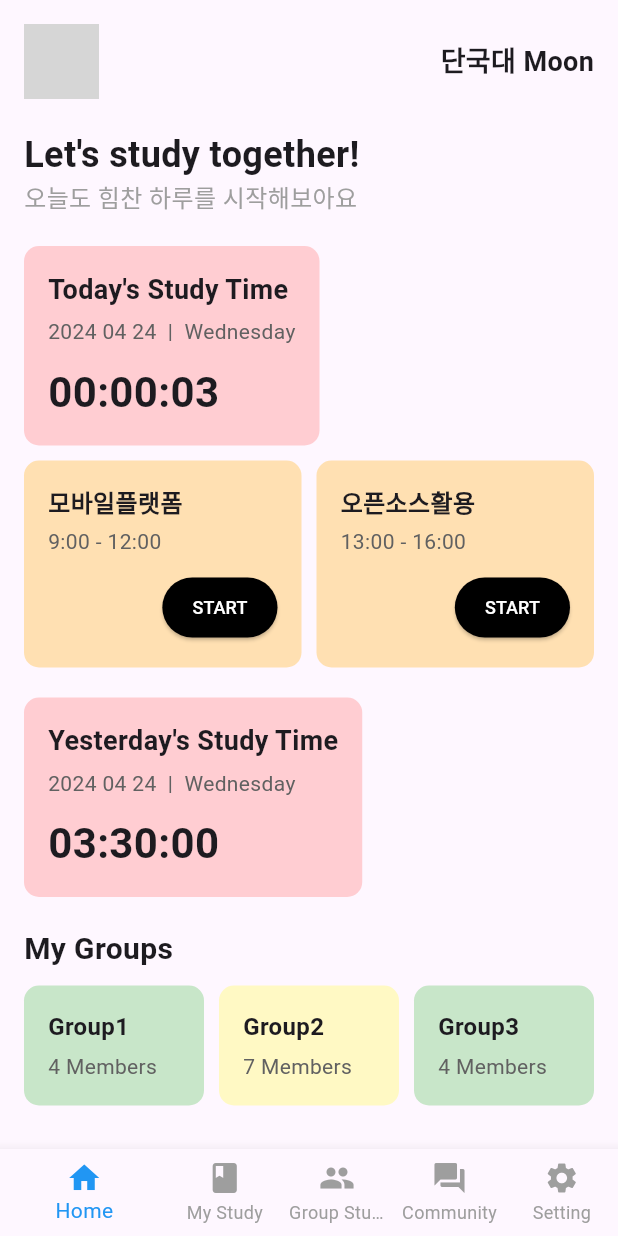
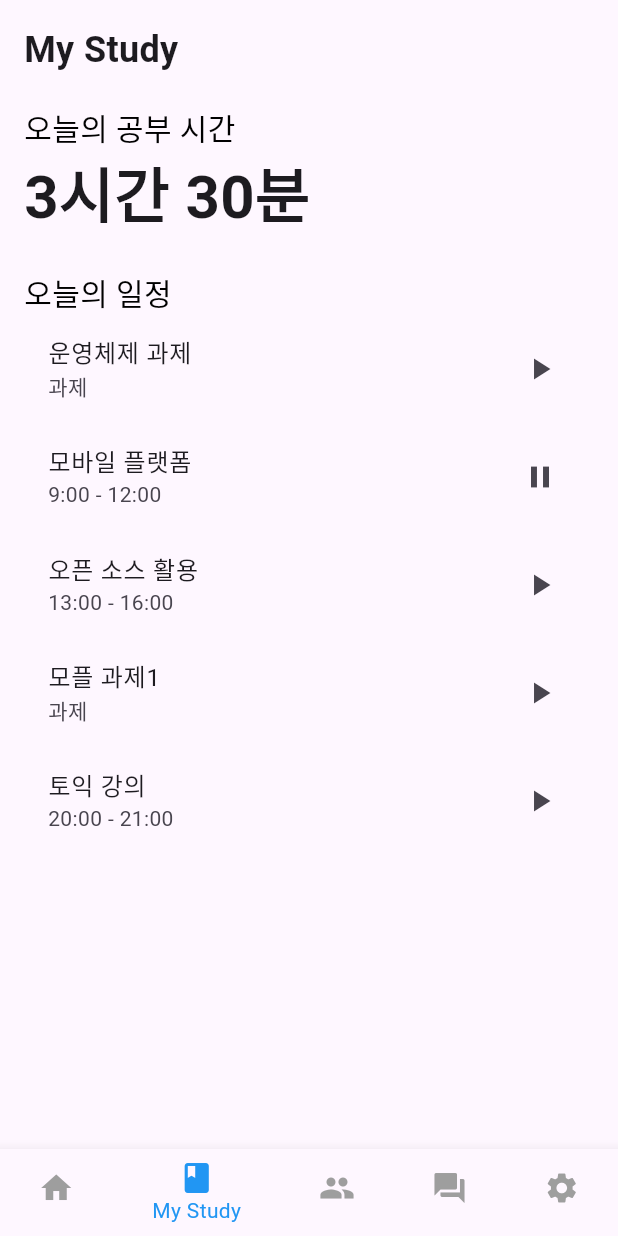
Before and after one commit to jaeheon0819/mobile_platform_project, a Flutter app: the HomeScreen screen opened by its route, item 2 of the bottom bar chosen, on a phone screen of 412 x 824 dp. Run offline on Flutter 3.47's test engine with Material 3 defaults, Android fonts, the light colour scheme and no system bars; grey boxes are pictures that could not be loaded.

Commit message:
third commit

```diff
--- a/lib/home_screen.dart
+++ b/lib/home_screen.dart
@@ -12,6 +12,7 @@ class _HomeScreenState extends State<HomeScreen> {
   late Timer _timer;
   Duration _studyTime = Duration.zero;
   Duration _yesterdayStudyTime = const Duration(hours: 3, minutes: 30);
+  int _selectedIndex = 0;
 
   @override
   void initState() {
@@ -31,6 +32,21 @@ class _HomeScreenState extends State<HomeScreen> {
   void dispose() {
     _timer.cancel();
     super.dispose();
+  }
+
+  void _onItemTapped(int index) {
+    setState(() {
+      _selectedIndex = index;
+    });
+    switch (index) {
+      case 0:
+        Navigator.pushReplacementNamed(context, '/home');
+        break;
+      case 1:
+        Navigator.pushReplacementNamed(context, '/myStudy');
+        break;
+    // 추가적인 화면이 있다면 여기 추가
+    }
   }
 
   @override
@@ -173,9 +189,10 @@ class _HomeScreenState extends State<HomeScreen> {
             label: 'Setting',
           ),
         ],
+        currentIndex: _selectedIndex,
         selectedItemColor: Colors.blue,
         unselectedItemColor: Colors.grey,
-        showUnselectedLabels: true,
+        onTap: _onItemTapped,
       ),
     );
   }
--- a/lib/login_screen.dart
+++ b/lib/login_screen.dart
@@ -1,5 +1,4 @@
 import 'package:flutter/material.dart';
-import 'dart:async';
 
 class FirstScreen extends StatelessWidget {
   const FirstScreen({Key? key}) : super(key: key);
--- a/lib/main.dart
+++ b/lib/main.dart
@@ -1,15 +1,19 @@
 import 'package:flutter/material.dart';
 import 'home_screen.dart'; // 홈 화면
 import 'login_screen.dart';
-// import 'study_screen.dart'; // 공부 기록 화면
+import 'mystudy_screen.dart'; // 공부 기록 화면
 // import 'groups_screen.dart'; // 그룹 화면
 // import 'community_screen.dart'; // 커뮤니티 화면
 // import 'settings_screen.dart'; // 설정 화면
 import 'dart:async';
 
+
+
 void main() {
   runApp(const MyApp());
 }
+
+
 
 class MyApp extends StatelessWidget {
   const MyApp({Key? key}) : super(key: key);
@@ -22,6 +26,8 @@ class MyApp extends StatelessWidget {
         '/login': (context) => const LoginScreen(),
         '/signup': (context) => const SignUpScreen(),
         '/home': (context) => const HomeScreen(),
+        '/myStudy': (context) => MyStudyScreen(),
+
       },
     );
   }
--- a/lib/mystudy_screen.dart
+++ b/lib/mystudy_screen.dart
@@ -0,0 +1,128 @@
+import 'package:flutter/material.dart';
+
+class MyStudyScreen extends StatefulWidget {
+  @override
+  _MyStudyScreenState createState() => _MyStudyScreenState();
+}
+
+class _MyStudyScreenState extends State<MyStudyScreen> {
+  int _selectedIndex = 1;
+
+  void _onItemTapped(int index) {
+    setState(() {
+      _selectedIndex = index;
+    });
+    switch (index) {
+      case 0:
+        Navigator.pushReplacementNamed(context, '/home');
+        break;
+      case 1:
+        Navigator.pushReplacementNamed(context, '/myStudy');
+        break;
+    // 추가적인 화면이 있다면 여기 추가
+    }
+  }
+
+  @override
+  Widget build(BuildContext context) {
+    return Scaffold(
+      body: SafeArea(
+        child: Column(
+          children: [
+            Container(
+              padding: const EdgeInsets.all(16.0),
+              child: Column(
+                crossAxisAlignment: CrossAxisAlignment.start,
+                children: [
+                  const Text(
+                    "My Study",
+                    style: TextStyle(
+                      fontSize: 24,
+                      fontWeight: FontWeight.bold,
+                    ),
+                  ),
+                  const SizedBox(height: 20),
+                  Text(
+                    "오늘의 공부 시간",
+                    style: TextStyle(
+                      fontSize: 20,
+                      color: Colors.black,
+                    ),
+                  ),
+                  Text(
+                    "3시간 30분",
+                    style: TextStyle(
+                      fontSize: 40,
+                      fontWeight: FontWeight.bold,
+                    ),
+                  ),
+                  const SizedBox(height: 20),
+                  const Text(
+                    "오늘의 일정",
+                    style: TextStyle(
+                      fontSize: 20,
+                      color: Colors.black,
+                    ),
+                  ),
+                  ListTile(
+                    title: Text("운영체제 과제"),
+                    subtitle: Text("과제"),
+                    trailing: Icon(Icons.play_arrow),
+                  ),
+                  ListTile(
+                    title: Text("모바일 플랫폼"),
+                    subtitle: Text("9:00 - 12:00"),
+                    trailing: Icon(Icons.pause),
+                  ),
+                  ListTile(
+                    title: Text("오픈 소스 활용"),
+                    subtitle: Text("13:00 - 16:00"),
+                    trailing: Icon(Icons.play_arrow),
+                  ),
+                  ListTile(
+                    title: Text("모플 과제1"),
+                    subtitle: Text("과제"),
+                    trailing: Icon(Icons.play_arrow),
+                  ),
+                  ListTile(
+                    title: Text("토익 강의"),
+                    subtitle: Text("20:00 - 21:00"),
+                    trailing: Icon(Icons.play_arrow),
+                  ),
+                ],
+              ),
+            ),
+          ],
+        ),
+      ),
+      bottomNavigationBar: BottomNavigationBar(
+        items: const <BottomNavigationBarItem>[
+          BottomNavigationBarItem(
+            icon: Icon(Icons.home),
+            label: 'Home',
+          ),
+          BottomNavigationBarItem(
+            icon: Icon(Icons.book),
+            label: 'My Study',
+          ),
+          BottomNavigationBarItem(
+            icon: Icon(Icons.group),
+            label: 'Group Study',
+          ),
+          BottomNavigationBarItem(
+            icon: Icon(Icons.forum),
+            label: 'Community',
+          ),
+          BottomNavigationBarItem(
+            icon: Icon(Icons.settings),
+            label: 'Setting',
+          ),
+        ],
+        currentIndex: _selectedIndex,
+        selectedItemColor: Colors.blue,
+        unselectedItemColor: Colors.grey,
+        onTap: _onItemTapped,
+      ),
+    );
+  }
+}
```
Also changed, not shown: 4 other files.
